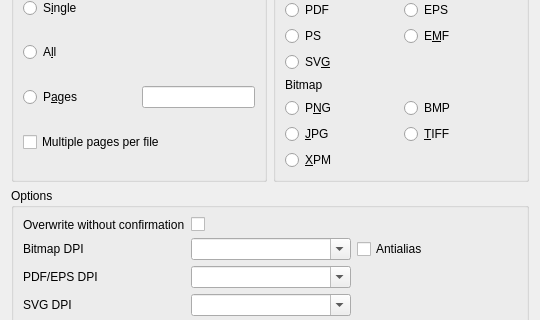
Old version of the form ui/export.ui in the repository veusz/veusz; both pictures show x 0 to 540 and y 88 to 408 of the 540 by 680 pixel window.
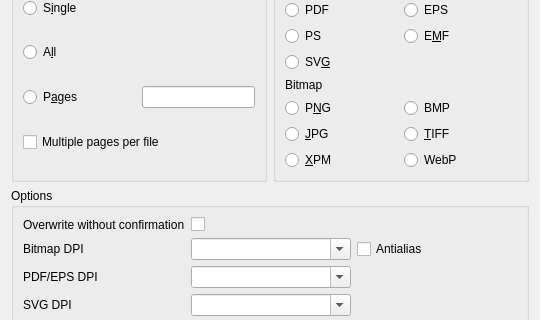
New version of the form.

Commit message: Disable unsupported image formats in dialog and add webp format

Patch:
```diff
--- a/ui/export.ui
+++ b/ui/export.ui
@@ -214,6 +214,13 @@
             </property>
            </widget>
           </item>
+          <item row="2" column="1">
+           <widget class="QRadioButton" name="radioFormatWebP">
+            <property name="text">
+             <string>WebP</string>
+            </property>
+           </widget>
+          </item>
          </layout>
         </item>
        </layout>
```
The commit also changes 4 other files.
